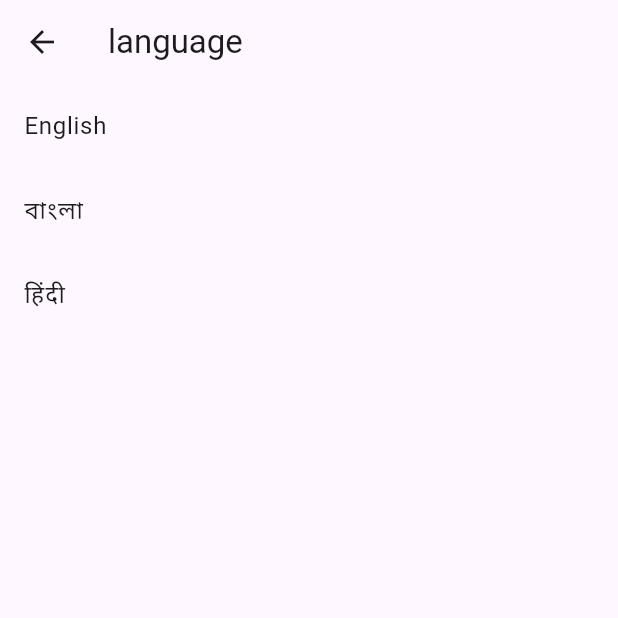
After one commit to srsakilhossen302/fashion_ecommerce_app, a Flutter app: the CustomDrawer screen opened by its route, after a tap on "language", on a phone screen of 412 x 824 dp, the top half of it. The commit adds this screen. Run offline on Flutter 3.47's test engine with Material 3 defaults, Android fonts, the phone set to English and light mode, and no system bars; our stand-ins replace flutter_screenutil, flutter_svg, get.

Commit message:
language page ,,, Transition done

```diff
--- a/lib/View/Widgegt/Custom_Drawer/Custom_Drawer.dart
+++ b/lib/View/Widgegt/Custom_Drawer/Custom_Drawer.dart
@@ -1,3 +1,5 @@
+import 'package:e_commerce_fashion_app/Utils/StaticString/static_string.dart';
+import 'package:e_commerce_fashion_app/core/App_Routes/app_routes.dart';
 import 'package:flutter/material.dart';
 import 'package:flutter_screenutil/flutter_screenutil.dart';
 import 'package:flutter_svg/svg.dart';
@@ -5,6 +7,7 @@ import 'package:get/get.dart';
 
 import '../../../Utils/AppIcons/app_icons.dart';
 import '../../../Utils/AppImg/app_img.dart';
+import '../LanguagePage.dart';
 
 class CustomDrawer extends StatefulWidget {
   const CustomDrawer({super.key});
@@ -58,7 +61,7 @@ class _CustomDrawerState extends State<CustomDrawer> {
                         });
                       },
                       child: Text(
-                        "Women",
+                        AppString.women.tr,
                         style: TextStyle(
                           fontFamily: "Open Sans",
                           fontSize: 16.sp,
@@ -132,6 +135,7 @@ class _CustomDrawerState extends State<CustomDrawer> {
                 ),
               ],
             ),
+
             /// ================== Show Content Based on Tab ==================
             _buildContent(),
           ],
@@ -179,7 +183,7 @@ class _CustomDrawerState extends State<CustomDrawer> {
                 padding: EdgeInsets.only(left: 16.w, right: 40.w),
                 child: ListTile(
                   title: Text(
-                    "New",
+                    AppString.newI.tr,
                     style: TextStyle(
                       fontFamily: "Open Sans",
                       fontSize: 16.sp,
@@ -397,7 +401,9 @@ class _CustomDrawerState extends State<CustomDrawer> {
                   trailing: IconButton(
                     onPressed: () {
                       setState(() {
-                        expandedSection = expandedSection == "Bags" ? "" : "Bags";
+                        expandedSection = expandedSection == "Bags"
+                            ? ""
+                            : "Bags";
                       });
                     },
                     icon: SvgPicture.asset(
@@ -472,7 +478,9 @@ class _CustomDrawerState extends State<CustomDrawer> {
                   trailing: IconButton(
                     onPressed: () {
                       setState(() {
-                        expandedSection = expandedSection == "Shoes" ? "" : "Shoes";
+                        expandedSection = expandedSection == "Shoes"
+                            ? ""
+                            : "Shoes";
                       });
                     },
                     icon: SvgPicture.asset(
@@ -664,7 +672,9 @@ class _CustomDrawerState extends State<CustomDrawer> {
                   trailing: IconButton(
                     onPressed: () {
                       setState(() {
-                        expandedSection = expandedSection == "Accessories" ? "" : "Accessories";
+                        expandedSection = expandedSection == "Accessories"
+                            ? ""
+                            : "Accessories";
                       });
                     },
                     icon: SvgPicture.asset(
@@ -724,11 +734,12 @@ class _CustomDrawerState extends State<CustomDrawer> {
                   ),
                 ),
 
-              SizedBox(height: 30.h,),
-              Padding(
-                padding:  EdgeInsets.only(left: 16.h),
-                child: ListTile(
-                  title: Text("+8801774452302",
+              SizedBox(height: 30.h),
+              Padding(
+                padding: EdgeInsets.only(left: 16.h),
+                child: ListTile(
+                  title: Text(
+                    "+8801774452302",
                     style: TextStyle(
                       fontFamily: "Open Sans",
                       fontSize: 16.sp,
@@ -741,9 +752,10 @@ class _CustomDrawerState extends State<CustomDrawer> {
               ),
 
               Padding(
-                padding:  EdgeInsets.only(left: 16.h),
-                child: ListTile(
-                  title: Text("Store locator",
+                padding: EdgeInsets.only(left: 16.h),
+                child: ListTile(
+                  title: Text(
+                    "Store locator",
                     style: TextStyle(
                       fontFamily: "Open Sans",
                       fontSize: 16.sp,
@@ -754,22 +766,51 @@ class _CustomDrawerState extends State<CustomDrawer> {
                   leading: SvgPicture.asset(AppIcons.LocationIcon),
                 ),
               ),
-              SizedBox(height: 30.h,),
-              Center(
-                child: Image.asset(AppImages.Devider),
-              ),
-              SizedBox(height: 30.h,),
+
+              Padding(
+                padding: EdgeInsets.only(left: 16.h),
+                child: ListTile(
+                  title: Text(
+                    "language".tr,
+                    style: TextStyle(
+                      fontFamily: "Open Sans",
+                      fontSize: 16.sp,
+                      letterSpacing: 2,
+                      color: const Color(0xff000000),
+                    ),
+                  ),
+                  leading: Icon(Icons.language),
+                  onTap: () {
+                    Get.toNamed(AppRoute.languagePage);
+                  },
+                ),
+              ),
+
+              SizedBox(height: 30.h),
+              Center(child: Image.asset(AppImages.Devider)),
+              SizedBox(height: 30.h),
               Row(
                 mainAxisAlignment: MainAxisAlignment.center,
                 children: [
-                  SvgPicture.asset(AppIcons.TwitterLogo, height: 24.h, width: 24.w,),
-                  SizedBox(width:  30.w),
-                  SvgPicture.asset(AppIcons.InstagramLogo, height: 24.h, width: 24.w,),
-                  SizedBox(width:  30.w),
-                  SvgPicture.asset(AppIcons.YouTubeLogo, height: 24.h, width: 24.w,)
+                  SvgPicture.asset(
+                    AppIcons.TwitterLogo,
+                    height: 24.h,
+                    width: 24.w,
+                  ),
+                  SizedBox(width: 30.w),
+                  SvgPicture.asset(
+                    AppIcons.InstagramLogo,
+                    height: 24.h,
+                    width: 24.w,
+                  ),
+                  SizedBox(width: 30.w),
+                  SvgPicture.asset(
+                    AppIcons.YouTubeLogo,
+                    height: 24.h,
+                    width: 24.w,
+                  ),
                 ],
-              )
-
+              ),
             ],
           ),
         ),
@@ -798,7 +839,9 @@ class _CustomDrawerState extends State<CustomDrawer> {
                   trailing: IconButton(
                     onPressed: () {
                       setState(() {
-                        expandedSectionm = expandedSectionm == "New" ? "" : "New";
+                        expandedSectionm = expandedSectionm == "New"
+                            ? ""
+                            : "New";
                       });
                     },
                     icon: SvgPicture.asset(
@@ -1006,7 +1049,9 @@ class _CustomDrawerState extends State<CustomDrawer> {
                   trailing: IconButton(
                     onPressed: () {
                       setState(() {
-                        expandedSectionm = expandedSectionm == "Bags" ? "" : "Bags";
+                        expandedSectionm = expandedSectionm == "Bags"
+                            ? ""
+                            : "Bags";
                       });
                     },
                     icon: SvgPicture.asset(
@@ -1081,7 +1126,9 @@ class _CustomDrawerState extends State<CustomDrawer> {
                   trailing: IconButton(
                     onPressed: () {
                       setState(() {
-                        expandedSectionm = expandedSectionm == "Shoes" ? "" : "Shoes";
+                        expandedSectionm = expandedSectionm == "Shoes"
+                            ? ""
+                            : "Shoes";
                       });
                     },
                     icon: SvgPicture.asset(
@@ -1273,7 +1320,9 @@ class _CustomDrawerState extends State<CustomDrawer> {
                   trailing: IconButton(
                     onPressed: () {
                       setState(() {
-                        expandedSectionm = expandedSectionm == "Accessories" ? "" : "Accessories";
+                        expandedSectionm = expandedSectionm == "Accessories"
+                            ? ""
+                            : "Accessories";
                       });
                     },
                     icon: SvgPicture.asset(
@@ -1333,11 +1382,12 @@ class _CustomDrawerState extends State<CustomDrawer> {
                   ),
                 ),
 
-              SizedBox(height: 30.h,),
-              Padding(
-                padding:  EdgeInsets.only(left: 16.h),
-                child: ListTile(
-                  title: Text("+8801774452302",
+              SizedBox(height: 30.h),
+              Padding(
+                padding: EdgeInsets.only(left: 16.h),
+                child: ListTile(
+                  title: Text(
+                    "+8801774452302",
                     style: TextStyle(
                       fontFamily: "Open Sans",
                       fontSize: 16.sp,
@@ -1350,9 +1400,10 @@ class _CustomDrawerState extends State<CustomDrawer> {
               ),
 
               Padding(
-                padding:  EdgeInsets.only(left: 16.h),
-                child: ListTile(
-                  title: Text("Store locator",
+                padding: EdgeInsets.only(left: 16.h),
+                child: ListTile(
+                  title: Text(
+                    "Store locator",
                     style: TextStyle(
                       fontFamily: "Open Sans",
                       fontSize: 16.sp,
@@ -1363,22 +1414,31 @@ class _CustomDrawerState extends State<CustomDrawer> {
                   leading: SvgPicture.asset(AppIcons.LocationIcon),
                 ),
               ),
-              SizedBox(height: 30.h,),
-              Center(
-                child: Image.asset(AppImages.Devider),
-              ),
-              SizedBox(height: 30.h,),
+              SizedBox(height: 30.h),
+              Center(child: Image.asset(AppImages.Devider)),
+              SizedBox(height: 30.h),
               Row(
                 mainAxisAlignment: MainAxisAlignment.center,
                 children: [
-                  SvgPicture.asset(AppIcons.TwitterLogo, height: 24.h, width: 24.w,),
-                  SizedBox(width:  30.w),
-                  SvgPicture.asset(AppIcons.InstagramLogo, height: 24.h, width: 24.w,),
-                  SizedBox(width:  30.w),
-                  SvgPicture.asset(AppIcons.YouTubeLogo, height: 24.h, width: 24.w,)
+                  SvgPicture.asset(
+                    AppIcons.TwitterLogo,
+                    height: 24.h,
+                    width: 24.w,
+                  ),
+                  SizedBox(width: 30.w),
+                  SvgPicture.asset(
+                    AppIcons.InstagramLogo,
+                    height: 24.h,
+                    width: 24.w,
+                  ),
+                  SizedBox(width: 30.w),
+                  SvgPicture.asset(
+                    AppIcons.YouTubeLogo,
+                    height: 24.h,
+                    width: 24.w,
+                  ),
                 ],
-              )
-
+              ),
             ],
           ),
         ),
@@ -1407,7 +1467,9 @@ class _CustomDrawerState extends State<CustomDrawer> {
                   trailing: IconButton(
                     onPressed: () {
                       setState(() {
-                        expandedSectionk = expandedSectionk == "New" ? "" : "New";
+                        expandedSectionk = expandedSectionk == "New"
+                            ? ""
+                            : "New";
                       });
                     },
                     icon: SvgPicture.asset(
@@ -1615,7 +1677,9 @@ class _CustomDrawerState extends State<CustomDrawer> {
                   trailing: IconButton(
                     onPressed: () {
                       setState(() {
-                        expandedSectionk = expandedSectionk == "Bags" ? "" : "Bags";
+                        expandedSectionk = expandedSectionk == "Bags"
+                            ? ""
+                            : "Bags";
                       });
                     },
                     icon: SvgPicture.asset(
@@ -1690,7 +1754,9 @@ class _CustomDrawerState extends State<CustomDrawer> {
                   trailing: IconButton(
                     onPressed: () {
                       setState(() {
-                        expandedSectionk = expandedSectionk == "Shoes" ? "" : "Shoes";
+                        expandedSectionk = expandedSectionk == "Shoes"
+                            ? ""
+                            : "Shoes";
                       });
                     },
                     icon: SvgPicture.asset(
@@ -1882,7 +1948,9 @@ class _CustomDrawerState extends State<CustomDrawer> {
                   trailing: IconButton(
                     onPressed: () {
                       setState(() {
-                        expandedSectionk = expandedSectionk == "Accessories" ? "" : "Accessories";
+                        expandedSectionk = expandedSectionk == "Accessories"
+                            ? ""
+                            : "Accessories";
                       });
                     },
                     icon: SvgPicture.asset(
@@ -1942,11 +2010,12 @@ class _CustomDrawerState extends State<CustomDrawer> {
                   ),
                 ),
 
-              SizedBox(height: 30.h,),
-              Padding(
-                padding:  EdgeInsets.only(left: 16.h),
-                child: ListTile(
-                  title: Text("+8801774452302",
+              SizedBox(height: 30.h),
+              Padding(
+                padding: EdgeInsets.only(left: 16.h),
+                child: ListTile(
+                  title: Text(
+                    "+8801774452302",
                     style: TextStyle(
                       fontFamily: "Open Sans",
                       fontSize: 16.sp,
@@ -1959,9 +2028,10 @@ class _CustomDrawerState extends State<CustomDrawer> {
               ),
 
               Padding(
-                padding:  EdgeInsets.only(left: 16.h),
-                child: ListTile(
-                  title: Text("Store locator",
+                padding: EdgeInsets.only(left: 16.h),
+                child: ListTile(
+                  title: Text(
+                    "Store locator",
                     style: TextStyle(
                       fontFamily: "Open Sans",
                       fontSize: 16.sp,
@@ -1972,21 +2042,31 @@ class _CustomDrawerState extends State<CustomDrawer> {
                   leading: SvgPicture.asset(AppIcons.LocationIcon),
                 ),
               ),
-              SizedBox(height: 30.h,),
-              Center(
-                child: Image.asset(AppImages.Devider),
-              ),
-              SizedBox(height: 30.h,),
+              SizedBox(height: 30.h),
+              Center(child: Image.asset(AppImages.Devider)),
+              SizedBox(height: 30.h),
               Row(
                 mainAxisAlignment: MainAxisAlignment.center,
                 children: [
-                  SvgPicture.asset(AppIcons.TwitterLogo, height: 24.h, width: 24.w,),
-                  SizedBox(width:  30.w),
-                  SvgPicture.asset(AppIcons.InstagramLogo, height: 24.h, width: 24.w,),
-                  SizedBox(width:  30.w),
-                  SvgPicture.asset(AppIcons.YouTubeLogo, height: 24.h, width: 24.w,)
+                  SvgPicture.asset(
+                    AppIcons.TwitterLogo,
+                    height: 24.h,
+                    width: 24.w,
+                  ),
+                  SizedBox(width: 30.w),
+                  SvgPicture.asset(
+                    AppIcons.InstagramLogo,
+                    height: 24.h,
+                    width: 24.w,
+                  ),
+                  SizedBox(width: 30.w),
+                  SvgPicture.asset(
+                    AppIcons.YouTubeLogo,
+                    height: 24.h,
+                    width: 24.w,
+                  ),
                 ],
-              )
+              ),
             ],
           ),
         ),
--- /dev/null
+++ b/lib/View/Widgegt/LanguagePage.dart
@@ -0,0 +1,42 @@
+import 'package:flutter/material.dart';
+import 'package:get/get.dart';
+import '../../controllers/language_controller.dart';
+
+
+class LanguagePage extends StatelessWidget {
+  final LanguageController controller = Get.find<LanguageController>();
+
+
+  @override
+  Widget build(BuildContext context) {
+    return Scaffold(
+      appBar: AppBar(title: Text("language".tr)),
+
+      body: ListView(
+        children: [
+          ListTile(
+            title: Text("English"),
+            onTap: () {
+              controller.changeLanguage("en", "US");
+              Get.back();
+            },
+          ),
+          ListTile(
+            title: Text("বাংলা"),
+            onTap: () {
+              controller.changeLanguage("bn", "BD");
+              Get.back();
+            },
+          ),
+          ListTile(
+            title: Text("हिंदी"),
+            onTap: () {
+              controller.changeLanguage("hi", "IN");
+              Get.back();
+            },
+          ),
+        ],
+      ),
+    );
+  }
+}
--- /dev/null
+++ b/lib/controllers/language_controller.dart
@@ -0,0 +1,9 @@
+import 'package:flutter/material.dart';
+import 'package:get/get.dart';
+
+class LanguageController extends GetxController {
+  void changeLanguage(String langCode, String countryCode) {
+    var locale = Locale(langCode, countryCode);
+    Get.updateLocale(locale);
+  }
+}
--- a/lib/core/App_Routes/app_routes.dart
+++ b/lib/core/App_Routes/app_routes.dart
@@ -15,6 +15,7 @@ import '../../View/Screen/splashScreen/splash_screen_view.dart';
 import '../../View/Widgegt/Custom_Drawer/Custom_Drawer.dart';
 import '../../View/Widgegt/Custom_Drawer/Custom_Drawer_Menu.dart';
 import '../../View/Widgegt/Custom_Drawer/Kids.dart';
+import '../../View/Widgegt/LanguagePage.dart';
 
 
 
@@ -38,6 +39,7 @@ class AppRoute {
   static const String splashScreen = "/splashScreen";
   static const String signInScreen = "/signInScreen";
   static const String signUpScreen = "/signUpScreen";
+  static const String languagePage = "/languagePage";
 
   static List<GetPage> routes = [
     ///==================== Authentication  Routes ====================///
@@ -58,6 +60,7 @@ class AppRoute {
     GetPage(name: splashScreen, page: () =>  SplashScreenView()),
     GetPage(name: signInScreen, page: () =>  SignInView()),
     GetPage(name: signUpScreen, page: () =>  SignUpView()),
+    GetPage(name: languagePage, page: () =>  LanguagePage()),
    // GetPage(name: productDetailPage, page: () => const ProductDetailPage(title: "", image: "",)),
 
 
--- a/lib/core/dependency_injection/dependency_injection.dart
+++ b/lib/core/dependency_injection/dependency_injection.dart
@@ -4,11 +4,13 @@ import 'package:get/get_core/src/get_main.dart';
 import '../../View/Screen/Sign_In/sign_in_controller.dart';
 import '../../View/Screen/Sign_Up/sign_up_controller.dart';
 import '../../View/Screen/splashScreen/splash_screen_controller.dart';
+import '../../controllers/language_controller.dart';
 ///==================== Dependency Injection ====================///
 class DependencyInjection {
   static void init() {
     Get.put(SplashScreenController(), permanent:true);
     Get.put(SignInController(), permanent:true);
     Get.put(SignUpController(), permanent:true);
+    Get.put(LanguageController(), permanent:true);
   }
 }
--- a/lib/main.dart
+++ b/lib/main.dart
@@ -2,6 +2,7 @@ import 'package:e_commerce_fashion_app/Language/translator.dart';
 import 'package:flutter/material.dart';
 import 'package:flutter_screenutil/flutter_screenutil.dart';
 import 'package:get/get.dart';
+import 'controllers/language_controller.dart';
 import 'core/App_Routes/app_routes.dart';
 import 'core/dependency_injection/dependency_injection.dart';
 
@@ -9,6 +10,9 @@ void main() async {
   WidgetsFlutterBinding.ensureInitialized();
 
   DependencyInjection.init();   // <<< VERY IMPORTANT
+
+  // LanguageController singleton (app-wide)
+  Get.put(LanguageController(), permanent: true);
 
   runApp(MyApp());
 }
@@ -26,6 +30,7 @@ class MyApp extends StatelessWidget {
         return GetMaterialApp(
           debugShowCheckedModeBanner: false,
           locale: const Locale("en","US"),
+          fallbackLocale: Locale('en','US'),
           translations: Language(),
           defaultTransition: Transition.fadeIn,
           transitionDuration: const Duration(milliseconds: 500),
```
Also changed, not shown: lib/View/Screen/Home_Screen/home_page.dart (+90 -90 lines).
